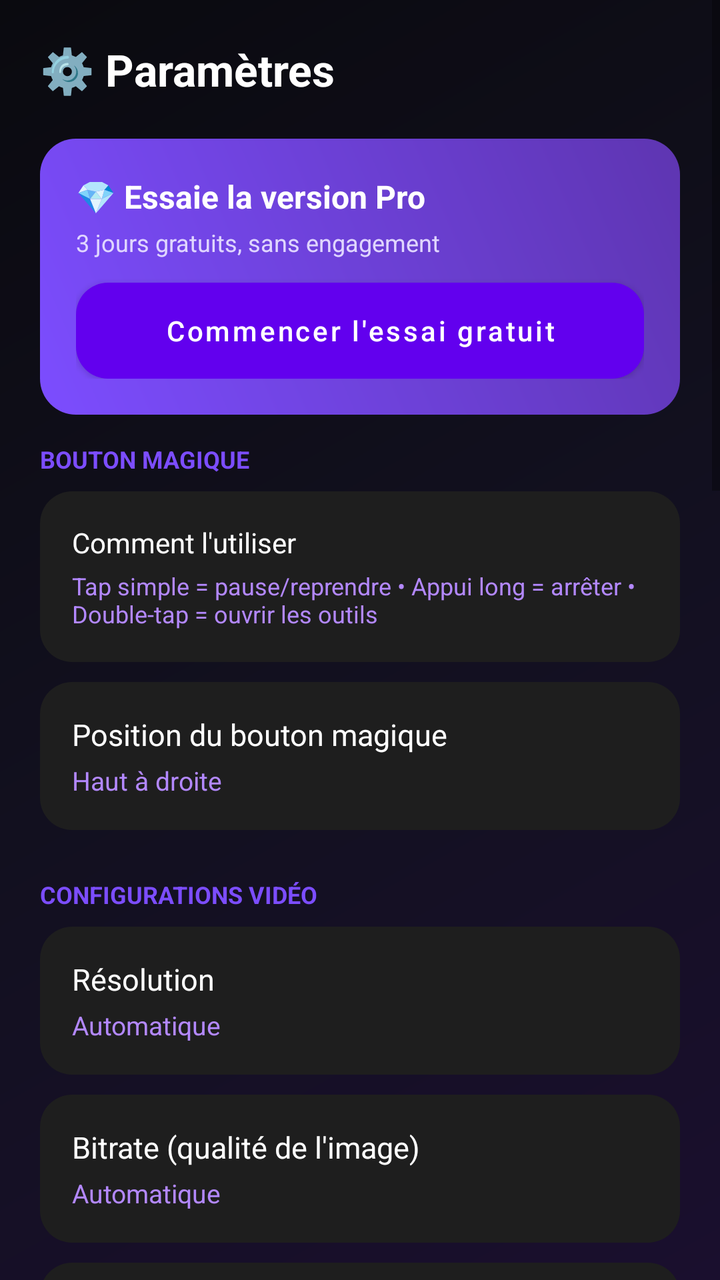
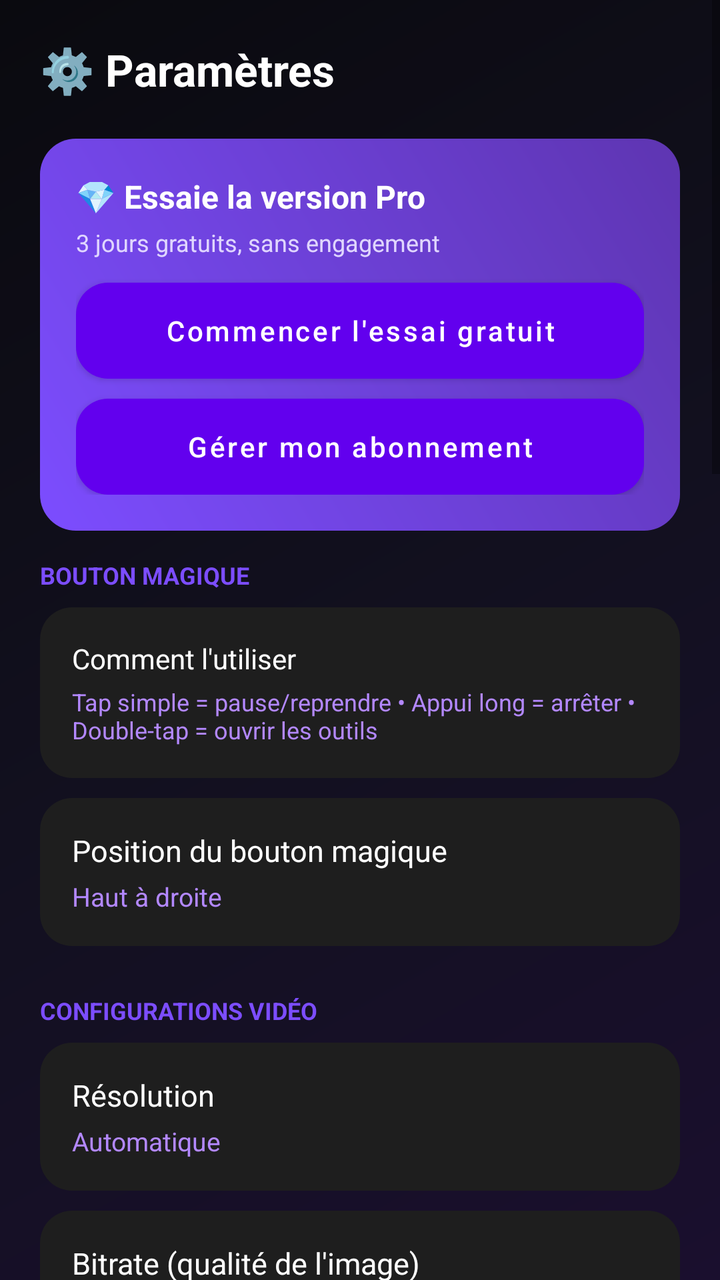

Before-and-after screenshots of an Android layout around one commit, followed by the original layout XML and the change that was made.
<!-- AndroidManifest.xml: application theme Theme.ScreenRecorder -->
<!-- res/layout/activity_settings.xml -->
<?xml version="1.0" encoding="utf-8"?>
<ScrollView xmlns:android="http://schemas.android.com/apk/res/android"
    android:layout_width="match_parent"
    android:layout_height="match_parent"
    android:background="@drawable/bg_gradient_screen">

    <LinearLayout
        android:layout_width="match_parent"
        android:layout_height="wrap_content"
        android:orientation="vertical"
        android:padding="20dp">

        <TextView
            android:layout_width="wrap_content"
            android:layout_height="wrap_content"
            android:text="⚙️ Paramètres"
            android:textColor="#FFFFFF"
            android:textSize="22sp"
            android:textStyle="bold"
            android:layout_marginBottom="6dp" />

        <LinearLayout
            android:id="@+id/trialCard"
            android:layout_width="match_parent"
            android:layout_height="wrap_content"
            android:orientation="vertical"
            android:background="@drawable/bg_stat_purple"
            android:padding="18dp"
            android:layout_marginTop="14dp"
            android:layout_marginBottom="14dp">

            <TextView
                android:id="@+id/trialTitle"
                android:layout_width="wrap_content"
                android:layout_height="wrap_content"
                android:text="💎 Essaie la version Pro"
                android:textColor="#FFFFFF"
                android:textSize="16sp"
                android:textStyle="bold" />

            <TextView
                android:id="@+id/trialSubtitle"
                android:layout_width="wrap_content"
                android:layout_height="wrap_content"
                android:text="3 jours gratuits, sans engagement"
                android:textColor="#E0D6FF"
                android:textSize="12sp"
                android:layout_marginTop="4dp"
                android:layout_marginBottom="12dp" />

            <Button
                android:id="@+id/trialButton"
                android:layout_width="match_parent"
                android:layout_height="48dp"
                android:background="@drawable/bg_card"
                android:textColor="#FFFFFF"
                android:textAllCaps="false"
                android:text="Commencer l'essai gratuit" />

        </LinearLayout>

        <TextView
            android:layout_width="wrap_content"
            android:layout_height="wrap_content"
            android:text="BOUTON MAGIQUE"
            android:textColor="#7C4DFF"
            android:textSize="12sp"
            android:textStyle="bold"
            android:layout_marginBottom="8dp" />

        <LinearLayout
            android:layout_width="match_parent"
            android:layout_height="wrap_content"
            android:orientation="vertical"
            android:background="@drawable/bg_card"
            android:padding="16dp"
            android:layout_marginBottom="10dp">

            <TextView
                android:layout_width="wrap_content"
                android:layout_height="wrap_content"
                android:text="Comment l'utiliser"
                android:textColor="#FFFFFF"
                android:textSize="14sp" />

            <TextView
                android:layout_width="match_parent"
                android:layout_height="wrap_content"
                android:text="Tap simple = pause/reprendre • Appui long = arrêter • Double-tap = ouvrir les outils"
                android:textColor="#B388FF"
                android:textSize="12sp"
                android:layout_marginTop="4dp" />
        </LinearLayout>

        <LinearLayout
            android:id="@+id/bubblePositionRow"
            android:layout_width="match_parent"
            android:layout_height="wrap_content"
            android:orientation="vertical"
            android:background="@drawable/bg_card"
            android:clickable="true"
            android:focusable="true"
            android:padding="16dp"
            android:layout_marginBottom="10dp">

            <TextView
                android:layout_width="wrap_content"
                android:layout_height="wrap_content"
                android:text="Position du bouton magique"
                android:textColor="#FFFFFF"
                android:textSize="15sp" />

            <TextView
                android:id="@+id/bubblePositionValue"
                android:layout_width="wrap_content"
                android:layout_height="wrap_content"
                android:text="Haut à droite"
                android:textColor="#B388FF"
                android:textSize="13sp"
                android:layout_marginTop="4dp" />
        </LinearLayout>

        <TextView
            android:layout_width="wrap_content"
            android:layout_height="wrap_content"
            android:text="CONFIGURATIONS VIDÉO"
            android:textColor="#7C4DFF"
            android:textSize="12sp"
            android:textStyle="bold"
            android:layout_marginTop="14dp"
            android:layout_marginBottom="8dp" />

        <LinearLayout
            android:id="@+id/resolutionRow"
            android:layout_width="match_parent"
            android:layout_height="wrap_content"
            android:orientation="vertical"
            android:background="@drawable/bg_card"
            android:clickable="true"
            android:focusable="true"
            android:padding="16dp"
            android:layout_marginBottom="10dp">

            <TextView
                android:layout_width="wrap_content"
                android:layout_height="wrap_content"
                android:text="Résolution"
                android:textColor="#FFFFFF"
                android:textSize="15sp" />

            <TextView
                android:id="@+id/resolutionValue"
                android:layout_width="wrap_content"
                android:layout_height="wrap_content"
                android:text="Automatique"
                android:textColor="#B388FF"
                android:textSize="13sp"
                android:layout_marginTop="4dp" />
        </LinearLayout>

        <LinearLayout
            android:id="@+id/bitrateRow"
            android:layout_width="match_parent"
            android:layout_height="wrap_content"
            android:orientation="vertical"
            android:background="@drawable/bg_card"
            android:clickable="true"
            android:focusable="true"
            android:padding="16dp"
            android:layout_marginBottom="10dp">

            <TextView
                android:layout_width="wrap_content"
                android:layout_height="wrap_content"
                android:text="Bitrate (qualité de l'image)"
                android:textColor="#FFFFFF"
                android:textSize="15sp" />

            <TextView
                android:id="@+id/bitrateValue"
                android:layout_width="wrap_content"
                android:layout_height="wrap_content"
                android:text="Automatique"
                android:textColor="#B388FF"
                android:textSize="13sp"
                android:layout_marginTop="4dp" />
        </LinearLayout>

        <LinearLayout
            android:id="@+id/frameRateRow"
            android:layout_width="match_parent"
            android:layout_height="wrap_content"
            android:orientation="vertical"
            android:background="@drawable/bg_card"
            android:clickable="true"
            android:focusable="true"
            android:padding="16dp"
            android:layout_marginBottom="10dp">

            <TextView
                android:layout_width="wrap_content"
                android:layout_height="wrap_content"
                android:text="Fréquence d'images (FPS)"
                android:textColor="#FFFFFF"
                android:textSize="15sp" />

            <TextView
                android:id="@+id/frameRateValue"
                android:layout_width="wrap_content"
                android:layout_height="wrap_content"
                android:text="Automatique"
                android:textColor="#B388FF"
                android:textSize="13sp"
                android:layout_marginTop="4dp" />
        </LinearLayout>

        <LinearLayout
            android:id="@+id/countdownRow"
            android:layout_width="match_parent"
            android:layout_height="wrap_content"
            android:orientation="vertical"
            android:background="@drawable/bg_card"
            android:clickable="true"
            android:focusable="true"
            android:padding="16dp"
            android:layout_marginBottom="10dp">

            <TextView
                android:layout_width="wrap_content"
                android:layout_height="wrap_content"
                android:text="Compte à rebours"
                android:textColor="#FFFFFF"
                android:textSize="15sp" />

            <TextView
                android:id="@+id/countdownValue"
                android:layout_width="wrap_content"
                android:layout_height="wrap_content"
                android:text="3s"
                android:textColor="#B388FF"
                android:textSize="13sp"
                android:layout_marginTop="4dp" />
        </LinearLayout>

        <TextView
            android:layout_width="wrap_content"
            android:layout_height="wrap_content"
            android:text="STABILITÉ"
            android:textColor="#7C4DFF"
            android:textSize="12sp"
            android:textStyle="bold"
            android:layout_marginTop="14dp"
            android:layout_marginBottom="8dp" />

        <LinearLayout
            android:id="@+id/batteryRow"
            android:layout_width="match_parent"
            android:layout_height="wrap_content"
            android:orientation="vertical"
            android:background="@drawable/bg_card"
            android:clickable="true"
            android:focusable="true"
            android:padding="16dp"
            android:layout_marginBottom="10dp">

            <TextView
                android:layout_width="wrap_content"
                android:layout_height="wrap_content"
                android:text="Éviter les arrêts imprévus"
                android:textColor="#FFFFFF"
                android:textSize="15sp" />

            <TextView
                android:layout_width="match_parent"
                android:layout_height="wrap_content"
                android:text="Désactive l'optimisation de batterie du système pour cette appli"
                android:textColor="#B388FF"
                android:textSize="12sp"
                android:layout_marginTop="4dp" />
        </LinearLayout>

        <TextView
            android:layout_width="wrap_content"
            android:layout_height="wrap_content"
            android:text="PERSONNALISATION"
            android:textColor="#7C4DFF"
            android:textSize="12sp"
            android:textStyle="bold"
            android:layout_marginTop="14dp"
            android:layout_marginBottom="8dp" />

        <LinearLayout
            android:layout_width="match_parent"
            android:layout_height="wrap_content"
            android:orientation="vertical"
            android:background="@drawable/bg_card"
            android:padding="16dp"
            android:layout_marginBottom="10dp">

            <LinearLayout
                android:layout_width="match_parent"
                android:layout_height="wrap_content"
                android:orientation="horizontal"
                android:gravity="center_vertical">

                <TextView
                    android:layout_width="0dp"
                    android:layout_height="wrap_content"
                    android:layout_weight="1"
                    android:text="Afficher le filigrane"
                    android:textColor="#FFFFFF"
                    android:textSize="14sp" />

                <CheckBox
                    android:id="@+id/watermarkCheck"
                    android:layout_width="wrap_content"
                    android:layout_height="wrap_content" />
            </LinearLayout>

            <EditText
                android:id="@+id/watermarkTextInput"
                android:layout_width="match_parent"
                android:layout_height="wrap_content"
                android:hint="Texte du filigrane"
                android:textColor="#FFFFFF"
                android:textColorHint="#888888"
                android:layout_marginTop="10dp" />

            <Button
                android:id="@+id/logoPickerButton"
                android:layout_width="match_parent"
                android:layout_height="wrap_content"
                android:background="@drawable/bg_stat_pink"
                android:textColor="#FFFFFF"
                android:textAllCaps="false"
                android:textSize="13sp"
                android:text="🖼️ Utiliser mon logo (Pro)"
                android:layout_marginTop="10dp" />

        </LinearLayout>

        <LinearLayout
            android:layout_width="match_parent"
            android:layout_height="wrap_content"
            android:orientation="horizontal"
            android:gravity="center_vertical"
            android:background="@drawable/bg_card"
            android:padding="16dp"
            android:layout_marginBottom="10dp">

            <TextView
                android:layout_width="0dp"
                android:layout_height="wrap_content"
                android:layout_weight="1"
                android:text="Masquer la bulle d'outils pendant l'enregistrement"
                android:textColor="#FFFFFF"
                android:textSize="14sp" />

            <CheckBox
                android:id="@+id/hideBubbleCheck"
                android:layout_width="wrap_content"
                android:layout_height="wrap_content" />

        </LinearLayout>

        <LinearLayout
            android:layout_width="match_parent"
            android:layout_height="wrap_content"
            android:orientation="horizontal"
            android:gravity="center_vertical"
            android:background="@drawable/bg_card"
            android:padding="16dp"
            android:layout_marginBottom="10dp">

            <TextView
                android:layout_width="0dp"
                android:layout_height="wrap_content"
                android:layout_weight="1"
                android:text="Utiliser la corbeille"
                android:textColor="#FFFFFF"
                android:textSize="14sp" />

            <CheckBox
                android:id="@+id/trashCheck"
                android:layout_width="wrap_content"
                android:layout_height="wrap_content" />

        </LinearLayout>

        <LinearLayout
            android:layout_width="match_parent"
            android:layout_height="wrap_content"
            android:orientation="horizontal"
            android:gravity="center_vertical"
            android:background="@drawable/bg_card"
            android:padding="16dp"
            android:layout_marginBottom="10dp">

            <TextView
                android:layout_width="0dp"
                android:layout_height="wrap_content"
                android:layout_weight="1"
                android:text="Résumé après enregistrement"
                android:textColor="#FFFFFF"
                android:textSize="14sp" />

            <CheckBox
                android:id="@+id/popupCheck"
                android:layout_width="wrap_content"
                android:layout_height="wrap_content" />

        </LinearLayout>

        <LinearLayout
            android:id="@+id/showTapsRow"
            android:layout_width="match_parent"
            android:layout_height="wrap_content"
            android:orientation="vertical"
            android:background="@drawable/bg_card"
            android:clickable="true"
            android:focusable="true"
            android:padding="16dp"
            android:layout_marginBottom="10dp">

            <TextView
                android:layout_width="wrap_content"
                android:layout_height="wrap_content"
                android:text="Afficher le toucher à l'écran"
                android:textColor="#FFFFFF"
                android:textSize="15sp" />

            <TextView
                android:layout_width="match_parent"
                android:layout_height="wrap_content"
                android:text="Active « Afficher les appuis » dans les Options développeur Android"
                android:textColor="#B388FF"
                android:textSize="12sp"
                android:layout_marginTop="4dp" />
        </LinearLayout>

        <TextView
            android:layout_width="wrap_content"
            android:layout_height="wrap_content"
            android:text="SAUVEGARDE"
            android:textColor="#7C4DFF"
            android:textSize="12sp"
            android:textStyle="bold"
            android:layout_marginTop="14dp"
            android:layout_marginBottom="8dp" />

        <LinearLayout
            android:id="@+id/backupFolderRow"
            android:layout_width="match_parent"
            android:layout_height="wrap_content"
            android:orientation="vertical"
            android:background="@drawable/bg_card"
            android:clickable="true"
            android:focusable="true"
            android:padding="16dp">

            <TextView
                android:layout_width="wrap_content"
                android:layout_height="wrap_content"
                android:text="📁 Dossier de sauvegarde auto (Pro)"
                android:textColor="#FFFFFF"
                android:textSize="15sp" />

            <TextView
                android:id="@+id/backupFolderValue"
                android:layout_width="match_parent"
                android:layout_height="wrap_content"
                android:text="Aucun dossier choisi"
                android:textColor="#B388FF"
                android:textSize="12sp"
                android:layout_marginTop="4dp" />
        </LinearLayout>

    </LinearLayout>
</ScrollView>
<!-- resources referenced by this layout -->
<resources>
  <!-- drawable bg_card (drawable) -->
  <?xml version="1.0" encoding="utf-8"?>
  <shape xmlns:android="http://schemas.android.com/apk/res/android" android:shape="rectangle">
      <solid android:color="#1E1E1E" />
      <corners android:radius="16dp" />
  </shape>
  <!-- drawable bg_gradient_screen (drawable) -->
  <?xml version="1.0" encoding="utf-8"?>
  <shape xmlns:android="http://schemas.android.com/apk/res/android" android:shape="rectangle">
      <gradient
          android:type="linear"
          android:angle="135"
          android:startColor="#1A0F2E"
          android:centerColor="#12101F"
          android:endColor="#0A0A0F" />
  </shape>
  <!-- drawable bg_stat_pink (drawable) -->
  <?xml version="1.0" encoding="utf-8"?>
  <shape xmlns:android="http://schemas.android.com/apk/res/android" android:shape="rectangle">
      <gradient android:type="linear" android:angle="45" android:startColor="#EC407A" android:endColor="#AD1457"/>
      <corners android:radius="18dp"/>
  </shape>
  <!-- drawable bg_stat_purple (drawable) -->
  <?xml version="1.0" encoding="utf-8"?>
  <shape xmlns:android="http://schemas.android.com/apk/res/android" android:shape="rectangle">
      <gradient android:type="linear" android:angle="45" android:startColor="#7C4DFF" android:endColor="#5E35B1" />
      <corners android:radius="18dp" />
  </shape>
  <style name="Theme.ScreenRecorder" parent="Theme.MaterialComponents.DayNight.NoActionBar" />
</resources>

<!-- the commit's change to res/layout/activity_settings.xml (unified diff, before → after) -->
@@ -56,6 +56,16 @@
                 android:textColor="#FFFFFF"
                 android:textAllCaps="false"
                 android:text="Commencer l'essai gratuit" />
+
+            <Button
+                android:id="@+id/manageSubscriptionButton"
+                android:layout_width="match_parent"
+                android:layout_height="48dp"
+                android:background="@drawable/bg_card"
+                android:textColor="#FFFFFF"
+                android:textAllCaps="false"
+                android:text="Gérer mon abonnement"
+                android:layout_marginTop="10dp" />
 
         </LinearLayout>
 
